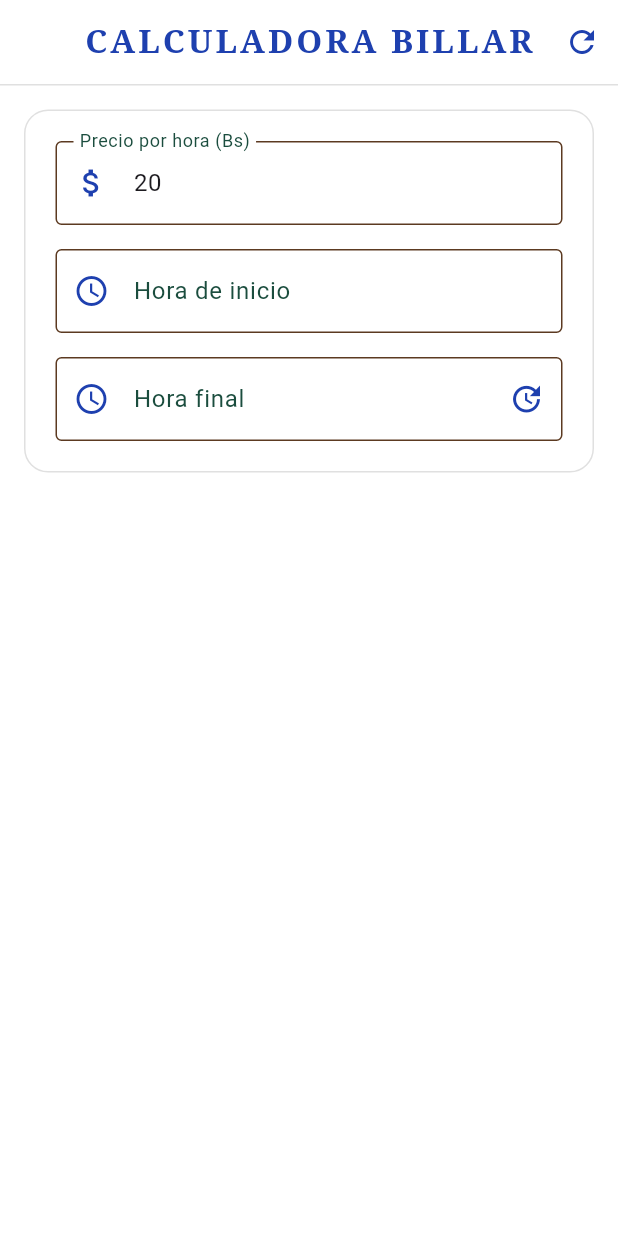
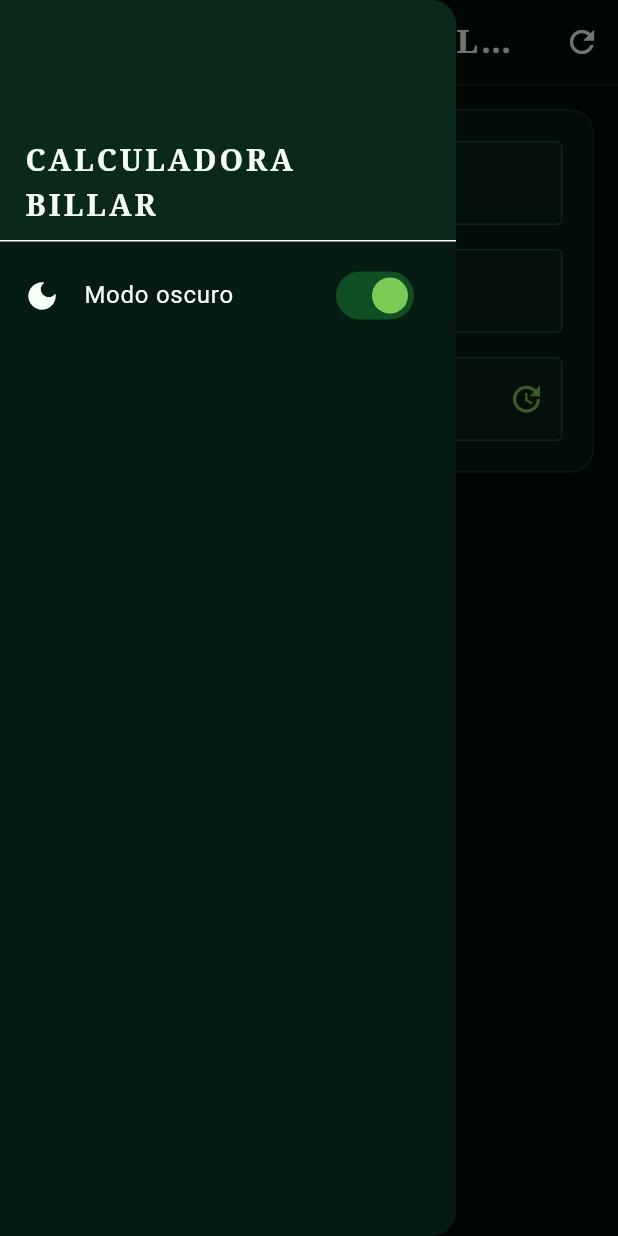
Before and after one commit to HaroldRomero151199/pool_calculator, a Flutter app: the screen it shows after launch, with the side drawer open (before the commit the screen has no drawer), on a phone screen of 412 x 824 dp. Run offline on Flutter 3.47's test engine with Material 3 defaults, Android fonts, the phone set to English and light mode, and no system bars; our stand-ins replace shared_preferences.

Commit message:
feat: initialize billiard cost calculator project with theme support and persistent preferences

```diff
--- a/lib/controllers/calculator_controller.dart
+++ b/lib/controllers/calculator_controller.dart
@@ -1,4 +1,5 @@
 import 'package:flutter/material.dart';
+import '../core/app_constants.dart';
 
 class CalculatorResult {
   final double cost;
@@ -40,9 +41,9 @@ class CalculatorController {
     int hrs = difference.inHours;
     int mins = difference.inMinutes.remainder(60);
     String durationStr = "";
-    if (hrs > 0) durationStr += "$hrs Horas ";
-    if (mins > 0) durationStr += "$mins min";
-    if (hrs == 0 && mins == 0) durationStr = "0 min";
+    if (hrs > 0) durationStr += "$hrs${AppConstants.hoursSuffix}";
+    if (mins > 0) durationStr += "$mins${AppConstants.minutesSuffix}";
+    if (hrs == 0 && mins == 0) durationStr = AppConstants.zeroMinutes;
 
     return CalculatorResult(cost: cost, durationStr: durationStr.trim());
   }
--- a/lib/core/app_constants.dart
+++ b/lib/core/app_constants.dart
@@ -1,6 +1,23 @@
 class AppConstants {
   // App Text Constants
   static const String appTitle = "CALCULADORA BILLAR";
+  static const String darkModeLabel = "Modo oscuro";
+  static const String resetTooltip = "Resetear campos";
+
+  // Input Section Constants
+  static const String priceLabel = "Precio por hora (Bs)";
+  static const String startTimeLabel = "Hora de inicio";
+  static const String endTimeLabel = "Hora final";
+  static const String setEndTimeTooltip = "Poner hora actual";
+
+  // Summary Section Constants
+  static const String summaryTitle = "Resumen de Cobro";
+  static const String currencySuffix = "Bs.";
+
+  // Calculator Constants
+  static const String hoursSuffix = " Horas ";
+  static const String minutesSuffix = " min";
+  static const String zeroMinutes = "0 min";
 
   // Default Values
   static const String defaultPricePerHour = "20";
--- a/lib/main.dart
+++ b/lib/main.dart
@@ -1,49 +1,62 @@
 import 'package:flutter/material.dart';
-import 'theme/app_colors.dart';
+import 'package:shared_preferences/shared_preferences.dart';
+
 import 'screens/home_screen.dart';
+import 'theme/app_themes.dart';
 
 void main() {
   runApp(const BilliardCostApp());
 }
 
-class BilliardCostApp extends StatelessWidget {
+class BilliardCostApp extends StatefulWidget {
   const BilliardCostApp({super.key});
+
+  @override
+  State<BilliardCostApp> createState() => _BilliardCostAppState();
+}
+
+class _BilliardCostAppState extends State<BilliardCostApp> {
+  static const String _darkModePreferenceKey = 'isDarkMode';
+
+  bool _isDarkMode = true;
+
+  @override
+  void initState() {
+    super.initState();
+    _loadThemePreference();
+  }
+
+  Future<void> _loadThemePreference() async {
+    final prefs = await SharedPreferences.getInstance();
+    final savedDarkMode = prefs.getBool(_darkModePreferenceKey);
+
+    if (!mounted) return;
+
+    setState(() {
+      _isDarkMode = savedDarkMode ?? true;
+    });
+  }
+
+  Future<void> _setDarkMode(bool value) async {
+    setState(() {
+      _isDarkMode = value;
+    });
+
+    final prefs = await SharedPreferences.getInstance();
+    await prefs.setBool(_darkModePreferenceKey, value);
+  }
 
   @override
   Widget build(BuildContext context) {
     return MaterialApp(
       debugShowCheckedModeBanner: false,
-      theme: ThemeData(
-        brightness: Brightness.light,
-        scaffoldBackgroundColor: AppColors.blanco,
-        primaryColor: AppColors.azulTorneo,
-        appBarTheme: const AppBarTheme(
-          backgroundColor: AppColors.blanco,
-          elevation: 0,
-          centerTitle: true,
-          iconTheme: IconThemeData(color: AppColors.azulTorneo),
-          titleTextStyle: TextStyle(
-            color: AppColors.azulTorneo,
-            fontSize: 22,
-            fontWeight: FontWeight.bold,
-          ),
-        ),
-        iconTheme: const IconThemeData(
-          color: AppColors.azulTorneo,
-        ),
-        inputDecorationTheme: const InputDecorationTheme(
-          prefixIconColor: AppColors.azulTorneo,
-          suffixIconColor: AppColors.azulTorneo,
-          labelStyle: TextStyle(color: AppColors.verdeCarruaje),
-          focusedBorder: OutlineInputBorder(
-            borderSide: BorderSide(color: AppColors.azulTorneo, width: 2),
-          ),
-          enabledBorder: OutlineInputBorder(
-            borderSide: BorderSide(color: AppColors.maderaCaoba, width: 1),
-          ),
-        ),
+      theme: AppThemes.whiteTheme,
+      darkTheme: AppThemes.darkTheme,
+      themeMode: _isDarkMode ? ThemeMode.dark : ThemeMode.light,
+      home: BilliardCostScreen(
+        isDarkMode: _isDarkMode,
+        onThemeModeChanged: _setDarkMode,
       ),
-      home: const BilliardCostScreen(),
     );
   }
 }
--- a/lib/screens/home_screen.dart
+++ b/lib/screens/home_screen.dart
@@ -6,7 +6,14 @@ import '../controllers/calculator_controller.dart';
 import '../core/app_constants.dart';
 
 class BilliardCostScreen extends StatefulWidget {
-  const BilliardCostScreen({super.key});
+  final bool isDarkMode;
+  final ValueChanged<bool> onThemeModeChanged;
+
+  const BilliardCostScreen({
+    super.key,
+    required this.isDarkMode,
+    required this.onThemeModeChanged,
+  });
 
   @override
   // ignore: library_private_types_in_public_api
@@ -85,7 +92,52 @@ class _BilliardCostScreenState extends State<BilliardCostScreen> {
 
   @override
   Widget build(BuildContext context) {
+    final theme = Theme.of(context);
+    final colorScheme = theme.colorScheme;
+    final isDarkTheme = theme.brightness == Brightness.dark;
+    final borderColor = isDarkTheme
+        ? colorScheme.outline.withValues(alpha: 0.5)
+        : Colors.grey.shade300;
+
     return Scaffold(
+      drawer: Drawer(
+        child: ListView(
+          padding: EdgeInsets.zero,
+          children: [
+            DrawerHeader(
+              decoration: BoxDecoration(
+                color: isDarkTheme
+                    ? AppColors.darkCard
+                    : colorScheme.primary.withValues(alpha: 0.08),
+              ),
+              child: Align(
+                alignment: Alignment.bottomLeft,
+                child: Text(
+                  AppConstants.appTitle,
+                  style: TextStyle(
+                    color:
+                        isDarkTheme ? AppColors.darkText : colorScheme.primary,
+                    fontFamily: AppConstants.titleFontFamily,
+                    fontFamilyFallback: AppConstants.titleFontFamilyFallback,
+                    fontSize: 20,
+                    fontWeight: FontWeight.w700,
+                    letterSpacing: AppConstants.titleLetterSpacing,
+                  ),
+                ),
+              ),
+            ),
+            SwitchListTile(
+              key: const Key('darkModeSwitch'),
+              secondary: Icon(
+                widget.isDarkMode ? Icons.dark_mode : Icons.light_mode,
+              ),
+              title: const Text(AppConstants.darkModeLabel),
+              value: widget.isDarkMode,
+              onChanged: widget.onThemeModeChanged,
+            ),
+          ],
+        ),
+      ),
       appBar: AppBar(
         title: const Text(
           AppConstants.appTitle,
@@ -100,14 +152,14 @@ class _BilliardCostScreenState extends State<BilliardCostScreen> {
         actions: [
           IconButton(
             icon: const Icon(Icons.refresh),
-            tooltip: "Resetear campos",
+            tooltip: AppConstants.resetTooltip,
             onPressed: _resetFields,
           ),
         ],
         bottom: PreferredSize(
           preferredSize: const Size.fromHeight(1.0),
           child: Container(
-            color: Colors.grey.shade300,
+            color: borderColor,
             height: 1.0,
           ),
         ),
@@ -116,9 +168,9 @@ class _BilliardCostScreenState extends State<BilliardCostScreen> {
         padding: const EdgeInsets.all(16.0),
         child: Container(
           decoration: BoxDecoration(
-            color: AppColors.blanco,
+            color: isDarkTheme ? AppColors.darkSurface : AppColors.whiteSurface,
             borderRadius: BorderRadius.circular(16),
-            border: Border.all(color: Colors.grey.shade300),
+            border: Border.all(color: borderColor),
           ),
           child: Column(
             mainAxisSize: MainAxisSize.min,
@@ -136,7 +188,7 @@ class _BilliardCostScreenState extends State<BilliardCostScreen> {
                 onSetEndTimeToNow: _setEndTimeToNow,
               ),
               if (result != null) ...[
-                Divider(height: 1, color: Colors.grey.shade300),
+                Divider(height: 1, color: borderColor),
                 SummarySection(
                   totalDurationStr: result!.durationStr,
                   totalCost: result!.cost,
--- a/lib/theme/app_colors.dart
+++ b/lib/theme/app_colors.dart
@@ -1,9 +1,21 @@
 import 'package:flutter/material.dart';
 
 class AppColors {
-  static const Color azulTorneo = Color(0xFF1E40AF);
-  static const Color verdeTradicional = Color(0xFF2E8B57);
-  static const Color maderaCaoba = Color(0xFF5C3A21);
-  static const Color verdeCarruaje = Color(0xFF1B4D3E);
-  static const Color blanco = Colors.white;
+  // White theme
+  static const Color whiteBackground = Color(0xFFFFFFFF);
+  static const Color whiteSurface = Color(0xFFF7FAFF);
+  static const Color whiteCard = Color(0xFFEFF5FF);
+  static const Color whiteBorder = Color(0xFFB8C7E6);
+  static const Color whiteAccent = Color(0xFF1E40AF);
+  static const Color whiteStrong = Color(0xFF15327D);
+  static const Color whiteText = Color(0xFF111827);
+
+  // Dark theme
+  static const Color darkBackground = Color(0xFF010D08);
+  static const Color darkSurface = Color(0xFF061C12);
+  static const Color darkCard = Color(0xFF0A291B);
+  static const Color darkBorder = Color(0xFF1B5036);
+  static const Color darkAccent = Color(0xFF7CCB56);
+  static const Color darkStrong = Color(0xFF198D38);
+  static const Color darkText = Color(0xFFF4FFF8);
 }
--- /dev/null
+++ b/lib/theme/app_themes.dart
@@ -0,0 +1,130 @@
+import 'package:flutter/material.dart';
+
+import 'app_colors.dart';
+
+class AppThemes {
+  static ThemeData get whiteTheme {
+    return ThemeData(
+      brightness: Brightness.light,
+      scaffoldBackgroundColor: AppColors.whiteBackground,
+      primaryColor: AppColors.whiteAccent,
+      colorScheme: const ColorScheme.light(
+        primary: AppColors.whiteAccent,
+        secondary: AppColors.whiteStrong,
+        tertiary: AppColors.whiteAccent,
+        surface: AppColors.whiteSurface,
+        onPrimary: AppColors.whiteBackground,
+        onSecondary: AppColors.whiteBackground,
+        onSurface: AppColors.whiteText,
+        outline: AppColors.whiteBorder,
+      ),
+      appBarTheme: const AppBarTheme(
+        backgroundColor: AppColors.whiteBackground,
+        elevation: 0,
+        centerTitle: true,
+        iconTheme: IconThemeData(color: AppColors.whiteAccent),
+        titleTextStyle: TextStyle(
+          color: AppColors.whiteAccent,
+          fontSize: 22,
+          fontWeight: FontWeight.bold,
+        ),
+      ),
+      drawerTheme: const DrawerThemeData(
+        backgroundColor: AppColors.whiteBackground,
+      ),
+      iconTheme: const IconThemeData(
+        color: AppColors.whiteAccent,
+      ),
+      switchTheme: SwitchThemeData(
+        thumbColor: WidgetStateProperty.resolveWith((states) {
+          if (states.contains(WidgetState.selected)) {
+            return AppColors.whiteStrong;
+          }
+          return Colors.grey.shade100;
+        }),
+        trackColor: WidgetStateProperty.resolveWith((states) {
+          if (states.contains(WidgetState.selected)) {
+            return AppColors.whiteStrong.withValues(alpha: 0.35);
+          }
+          return Colors.grey.shade400;
+        }),
+      ),
+      inputDecorationTheme: const InputDecorationTheme(
+        filled: true,
+        fillColor: AppColors.whiteCard,
+        prefixIconColor: AppColors.whiteAccent,
+        suffixIconColor: AppColors.whiteAccent,
+        labelStyle: TextStyle(color: AppColors.whiteAccent),
+        focusedBorder: OutlineInputBorder(
+          borderSide: BorderSide(color: AppColors.whiteAccent, width: 2),
+        ),
+        enabledBorder: OutlineInputBorder(
+          borderSide: BorderSide(color: AppColors.whiteBorder, width: 1),
+        ),
+      ),
+    );
+  }
+
+  static ThemeData get darkTheme {
+    return ThemeData(
+      brightness: Brightness.dark,
+      scaffoldBackgroundColor: AppColors.darkBackground,
+      primaryColor: AppColors.darkAccent,
+      colorScheme: const ColorScheme.dark(
+        primary: AppColors.darkAccent,
+        secondary: AppColors.darkStrong,
+        tertiary: AppColors.darkAccent,
+        surface: AppColors.darkSurface,
+        onPrimary: AppColors.darkBackground,
+        onSecondary: AppColors.darkText,
+        onSurface: AppColors.darkText,
+        outline: AppColors.darkBorder,
+      ),
+      appBarTheme: const AppBarTheme(
+        backgroundColor: AppColors.darkBackground,
+        elevation: 0,
+        centerTitle: true,
+        iconTheme: IconThemeData(color: AppColors.darkText),
+        titleTextStyle: TextStyle(
+          color: AppColors.darkText,
+          fontSize: 22,
+          fontWeight: FontWeight.bold,
+        ),
+      ),
+      drawerTheme: const DrawerThemeData(
+        backgroundColor: AppColors.darkSurface,
+      ),
+      iconTheme: const IconThemeData(
+        color: AppColors.darkAccent,
+      ),
+      switchTheme: SwitchThemeData(
+        thumbColor: WidgetStateProperty.resolveWith((states) {
+          if (states.contains(WidgetState.selected)) {
+            return AppColors.darkAccent;
+          }
+          return Colors.grey.shade500;
+        }),
+        trackColor: WidgetStateProperty.resolveWith((states) {
+          if (states.contains(WidgetState.selected)) {
+            return AppColors.darkStrong.withValues(alpha: 0.45);
+          }
+          return Colors.grey.shade700;
+        }),
+      ),
+      inputDecorationTheme: InputDecorationTheme(
+        filled: true,
+        fillColor: AppColors.darkCard.withValues(alpha: 0.72),
+        prefixIconColor: AppColors.darkAccent,
+        suffixIconColor: AppColors.darkAccent,
+        labelStyle: const TextStyle(color: AppColors.darkAccent),
+        hintStyle: const TextStyle(color: Colors.white70),
+        focusedBorder: const OutlineInputBorder(
+          borderSide: BorderSide(color: AppColors.darkAccent, width: 2),
+        ),
+        enabledBorder: const OutlineInputBorder(
+          borderSide: BorderSide(color: AppColors.darkBorder, width: 1),
+        ),
+      ),
+    );
+  }
+}
--- a/lib/widgets/input_section.dart
+++ b/lib/widgets/input_section.dart
@@ -1,4 +1,5 @@
 import 'package:flutter/material.dart';
+import '../core/app_constants.dart';
 
 class InputSection extends StatelessWidget {
   final TextEditingController priceController;
@@ -31,7 +32,7 @@ class InputSection extends StatelessWidget {
             keyboardType: TextInputType.number,
             onChanged: onPriceChanged,
             decoration: const InputDecoration(
-              labelText: "Precio por hora (Bs)",
+              labelText: AppConstants.priceLabel,
               border: OutlineInputBorder(),
               prefixIcon: Icon(Icons.attach_money),
             ),
@@ -41,7 +42,7 @@ class InputSection extends StatelessWidget {
             controller: startTimeController,
             readOnly: true,
             decoration: const InputDecoration(
-              labelText: "Hora de inicio",
+              labelText: AppConstants.startTimeLabel,
               border: OutlineInputBorder(),
               prefixIcon: Icon(Icons.access_time),
             ),
@@ -52,12 +53,12 @@ class InputSection extends StatelessWidget {
             controller: endTimeController,
             readOnly: true,
             decoration: InputDecoration(
-              labelText: "Hora final",
+              labelText: AppConstants.endTimeLabel,
               border: const OutlineInputBorder(),
               prefixIcon: const Icon(Icons.access_time),
               suffixIcon: IconButton(
                 icon: const Icon(Icons.update),
-                tooltip: "Poner hora actual",
+                tooltip: AppConstants.setEndTimeTooltip,
                 onPressed: onSetEndTimeToNow,
               ),
             ),
--- a/lib/widgets/summary_section.dart
+++ b/lib/widgets/summary_section.dart
@@ -1,5 +1,6 @@
 import 'package:flutter/material.dart';
 import '../theme/app_colors.dart';
+import '../core/app_constants.dart';
 
 class SummarySection extends StatelessWidget {
   final String totalDurationStr;
@@ -13,10 +14,22 @@ class SummarySection extends StatelessWidget {
 
   @override
   Widget build(BuildContext context) {
+    final theme = Theme.of(context);
+    final colorScheme = theme.colorScheme;
+    final isDarkTheme = theme.brightness == Brightness.dark;
+    final summaryBackground = isDarkTheme
+        ? AppColors.darkCard.withValues(alpha: 0.72)
+        : AppColors.whiteCard;
+    final totalBackground = isDarkTheme
+        ? AppColors.darkStrong
+        : AppColors.whiteStrong.withValues(alpha: 0.14);
+    final totalTextColor =
+        isDarkTheme ? AppColors.darkText : colorScheme.secondary;
+
     return Container(
       padding: const EdgeInsets.all(24.0),
       decoration: BoxDecoration(
-        color: AppColors.azulTorneo.withOpacity(0.05),
+        color: summaryBackground,
         borderRadius: const BorderRadius.only(
           bottomLeft: Radius.circular(16),
           bottomRight: Radius.circular(16),
@@ -24,37 +37,37 @@ class SummarySection extends StatelessWidget {
       ),
       child: Column(
         children: [
-          const Text(
-            "Resumen de Cobro",
+          Text(
+            AppConstants.summaryTitle,
             style: TextStyle(
               fontSize: 16,
               fontWeight: FontWeight.w600,
-              color: AppColors.maderaCaoba,
+              color: isDarkTheme ? AppColors.darkText : colorScheme.tertiary,
             ),
           ),
           const SizedBox(height: 12),
           Text(
             totalDurationStr,
-            style: const TextStyle(
+            style: TextStyle(
               fontSize: 24,
               fontWeight: FontWeight.bold,
-              color: AppColors.azulTorneo,
+              color: isDarkTheme ? AppColors.darkAccent : colorScheme.primary,
             ),
           ),
           const SizedBox(height: 16),
           Container(
-            padding: const EdgeInsets.symmetric(
-                horizontal: 24.0, vertical: 12.0),
+            padding:
+                const EdgeInsets.symmetric(horizontal: 24.0, vertical: 12.0),
             decoration: BoxDecoration(
-              color: AppColors.verdeTradicional.withOpacity(0.2),
+              color: totalBackground,
               borderRadius: BorderRadius.circular(12),
             ),
             child: Text(
-              "${totalCost.toStringAsFixed(2)} Bs.",
-              style: const TextStyle(
+              "${totalCost.toStringAsFixed(2)} ${AppConstants.currencySuffix}",
+              style: TextStyle(
                 fontSize: 36,
                 fontWeight: FontWeight.bold,
-                color: AppColors.verdeTradicional,
+                color: totalTextColor,
               ),
             ),
           ),
--- a/pubspec.yaml
+++ b/pubspec.yaml
@@ -1,5 +1,5 @@
-name: la_central_del_norte
-description: "A new Flutter project."
+name: billiard_time
+description: "Billiard Time / Billiard Calculator"
 publish_to: 'none'
 
 version: 1.0.0+1
@@ -11,6 +11,7 @@ dependencies:
   flutter:
     sdk: flutter
   cupertino_icons: ^1.0.9
+  shared_preferences: ^2.5.5
 
 dev_dependencies:
   flutter_test:
```
Also changed, not shown: pubspec.lock, 4 other files.
